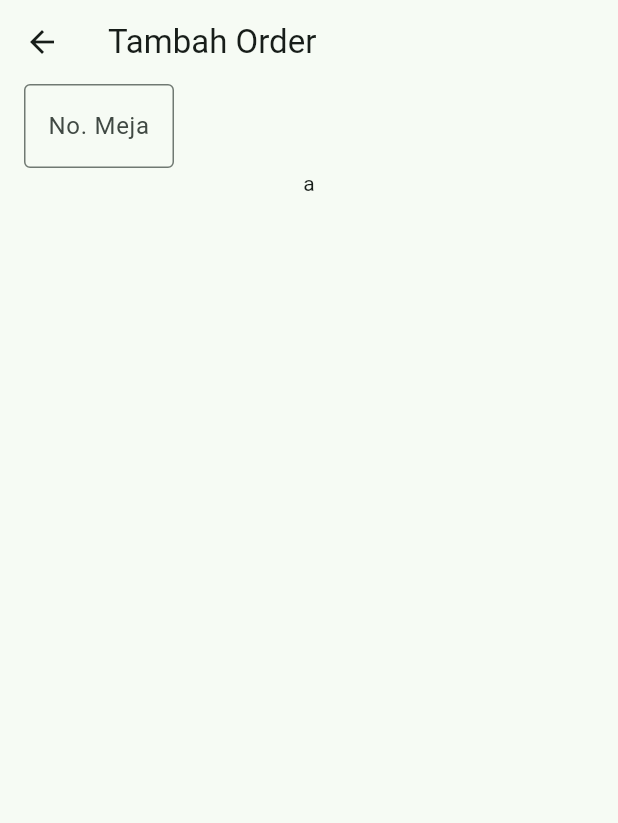
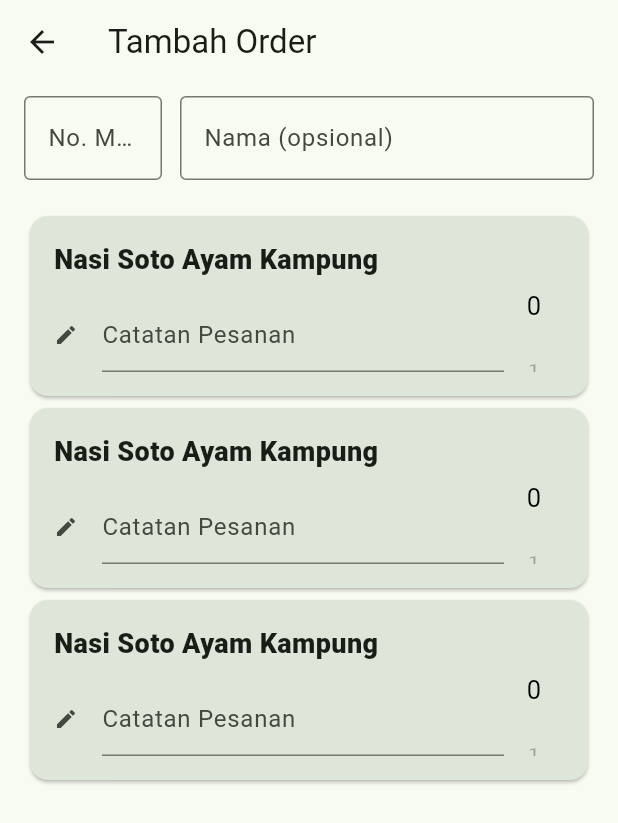
Before and after one commit to bootloopmaster636/warjo_order_management, a Flutter app: the screen it shows after launch, after a tap on "Tambah Orderan", on a phone screen of 412 x 824 dp. Shown: the top 823 px of the screen. Run offline on Flutter 3.47's test engine with Material 2 defaults, Android fonts, the phone set to English and light mode, and no system bars; drawn by our look-alikes of wheel_chooser; our stand-ins replace google_fonts.

Commit message:
add experimental item card

```diff
--- a/lib/Routes/AddOrder.dart
+++ b/lib/Routes/AddOrder.dart
@@ -1,22 +1,27 @@
 import 'package:flutter/material.dart';
+import 'package:wheel_chooser/wheel_chooser.dart';
 
 class AddOrder extends StatelessWidget {
   Widget build(BuildContext context) {
     return Scaffold(
+      backgroundColor: Theme
+          .of(context)
+          .colorScheme
+          .surface,
       appBar: AppBar(
         title: Text('Tambah Order'),
       ),
       body: Center(
         child: Padding(
-          padding: const EdgeInsets.symmetric(horizontal: 16.0),
+          padding: const EdgeInsets.fromLTRB(16, 8, 16, 4),
           child: Column(
             mainAxisAlignment: MainAxisAlignment.start,
             children: [
-               Row(
+              const Row(
                 mainAxisAlignment: MainAxisAlignment.start,
                 children: [
-                  SizedBox(
-                    width: 100,
+                  Flexible(
+                    flex: 1,
                     child: TextField(
                       keyboardType: TextInputType.number,
                       decoration: InputDecoration(
@@ -25,9 +30,30 @@ class AddOrder extends StatelessWidget {
                       ),
                     ),
                   ),
+                  SizedBox(
+                    width: 12,
+                  ),
+                  Flexible(
+                    flex: 3,
+                    child: TextField(
+                      keyboardType: TextInputType.text,
+                      decoration: InputDecoration(
+                        border: OutlineInputBorder(),
+                        labelText: 'Nama (opsional)',
+                      ),
+                    ),
+                  ),
                 ],
               ),
-               Text("a"),
+              const SizedBox(width: 80, height: 20),
+              ListView(
+                shrinkWrap: true,
+                children: [
+                  ItemCard(),
+                  ItemCard(),
+                  ItemCard()
+                ],
+              )
             ],
           ),
         ),
@@ -35,3 +61,68 @@ class AddOrder extends StatelessWidget {
     );
   }
 }
+
+class ItemCard extends StatelessWidget {
+  @override
+  Widget build(BuildContext context) {
+    return Container(
+      child: Card(
+        color: Theme
+            .of(context)
+            .colorScheme
+            .surfaceVariant,
+        child: SizedBox(
+          width: 420,
+          height: 120,
+          child: Padding(
+              padding: const EdgeInsets.all(16.0),
+              child: Row(
+                children: [
+                  const Column(
+                    mainAxisAlignment: MainAxisAlignment.spaceBetween,
+                    crossAxisAlignment: CrossAxisAlignment.start,
+                    children: [
+                      Text(
+                        "Nasi Soto Ayam Kampung",
+                        textAlign: TextAlign.start,
+                        style: TextStyle(
+                            fontWeight: FontWeight.w800, fontSize: 18),
+                      ),
+                      Align(
+                        alignment: Alignment.bottomLeft,
+                        child: SizedBox(
+                          width: 300,
+                          child: TextField(
+                            decoration: InputDecoration(
+                                icon: Icon(
+                                  Icons.edit,
+                                  size: 16,
+                                ),
+                                labelText: "Catatan Pesanan",
+                                isDense: true,
+                                contentPadding:
+                                EdgeInsets.symmetric(vertical: 6)),
+                            style: TextStyle(fontSize: 14),
+                            maxLines: 1,
+                          ),
+                        ),
+                      )
+                    ],
+                  ),
+                  Flexible(
+                    child: WheelChooser.integer(
+                      minValue: 0,
+                      maxValue: 30,
+                      initValue: 0,
+                      onValueChanged: (s) {
+                        print(s.toString());
+                      },
+                    ),
+                  )
+                ],
+              )),
+        ),
+      ),
+    );
+  }
+}
--- a/lib/main.dart
+++ b/lib/main.dart
@@ -1,4 +1,8 @@
+//deps
 import 'package:flutter/material.dart';
+import 'package:google_fonts/google_fonts.dart';
+
+//routes
 import 'Routes/AddOrder.dart';
 
 void main() {
@@ -14,9 +18,16 @@ class MyApp extends StatelessWidget {
     return MaterialApp(
       title: 'WARJO Order Management',
       theme: ThemeData(
-        colorScheme: ColorScheme.fromSeed(seedColor: Colors.greenAccent),
-        useMaterial3: true,
-      ),
+          brightness: Brightness.light,
+          colorSchemeSeed: Color.fromRGBO(78, 242, 105, 1),
+          useMaterial3: true,
+          fontFamily: GoogleFonts.varelaRound().fontFamily),
+      darkTheme: ThemeData(
+          brightness: Brightness.dark,
+          colorSchemeSeed: Color.fromRGBO(78, 242, 105, 1),
+          useMaterial3: true,
+          fontFamily: GoogleFonts.varelaRound().fontFamily),
+      themeMode: ThemeMode.system,
       home: const MyHomePage(title: 'Orderan Aktif'),
     );
   }
@@ -24,6 +35,7 @@ class MyApp extends StatelessWidget {
 
 class MyHomePage extends StatefulWidget {
   const MyHomePage({super.key, required this.title});
+
   final String title;
 
   @override
@@ -34,16 +46,18 @@ class _MyHomePageState extends State<MyHomePage> {
   @override
   Widget build(BuildContext context) {
     return Scaffold(
+      backgroundColor: Theme.of(context).colorScheme.background,
       appBar: AppBar(
-        backgroundColor: Theme.of(context).colorScheme.inversePrimary,
-        title: Text(widget.title),
+        backgroundColor: Theme.of(context).colorScheme.surfaceVariant,
+        title: Text(
+          widget.title,
+        ),
       ),
-      body: Center(
-        child: Text("test")
-      ),
-      floatingActionButton: FloatingActionButton.extended (
+      body: Center(child: Text("test")),
+      floatingActionButton: FloatingActionButton.extended(
         onPressed: () {
-          Navigator.push(context, MaterialPageRoute(builder: (context) => AddOrder()));
+          Navigator.push(
+              context, MaterialPageRoute(builder: (context) => AddOrder()));
         },
         tooltip: 'Increment',
         label: Text("Tambah Orderan"),
--- a/pubspec.yaml
+++ b/pubspec.yaml
@@ -35,6 +35,9 @@ dependencies:
   # The following adds the Cupertino Icons font to your application.
   # Use with the CupertinoIcons class for iOS style icons.
   cupertino_icons: ^1.0.2
+  google_fonts: ^5.1.0
+  flutter_spinbox: ^0.13.1
+  wheel_chooser: ^1.1.2
 
 dev_dependencies:
   flutter_test:
```
Also changed, not shown: pubspec.lock, 1 other file. Lines whose indentation alone changed are shown as unchanged.
